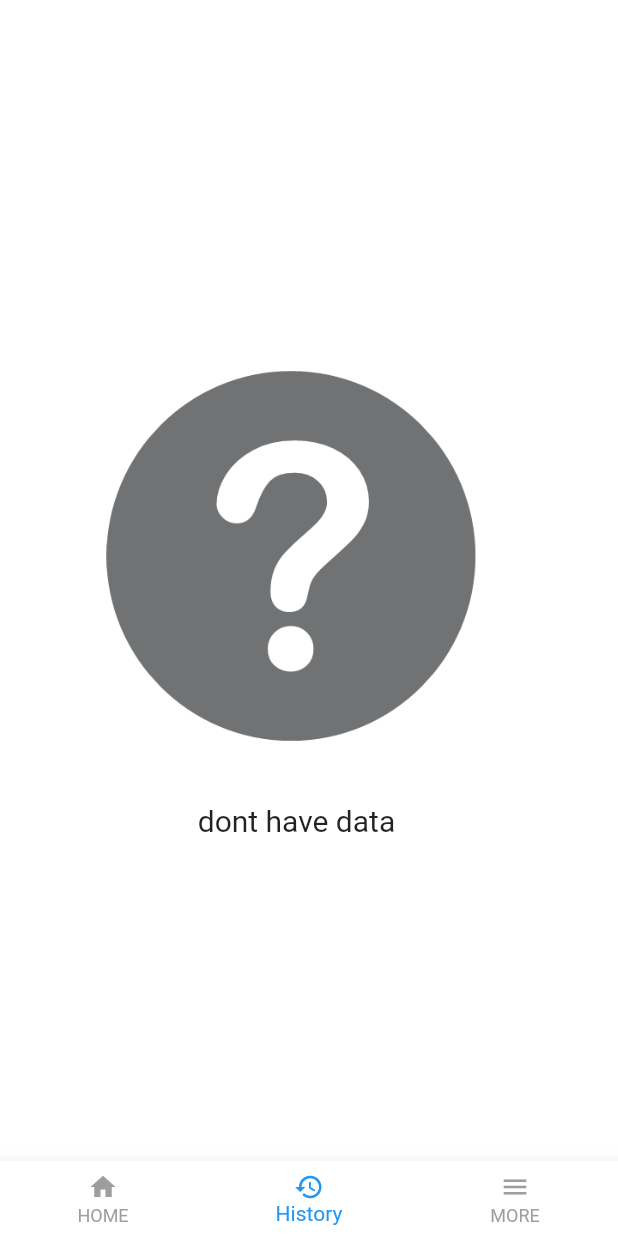
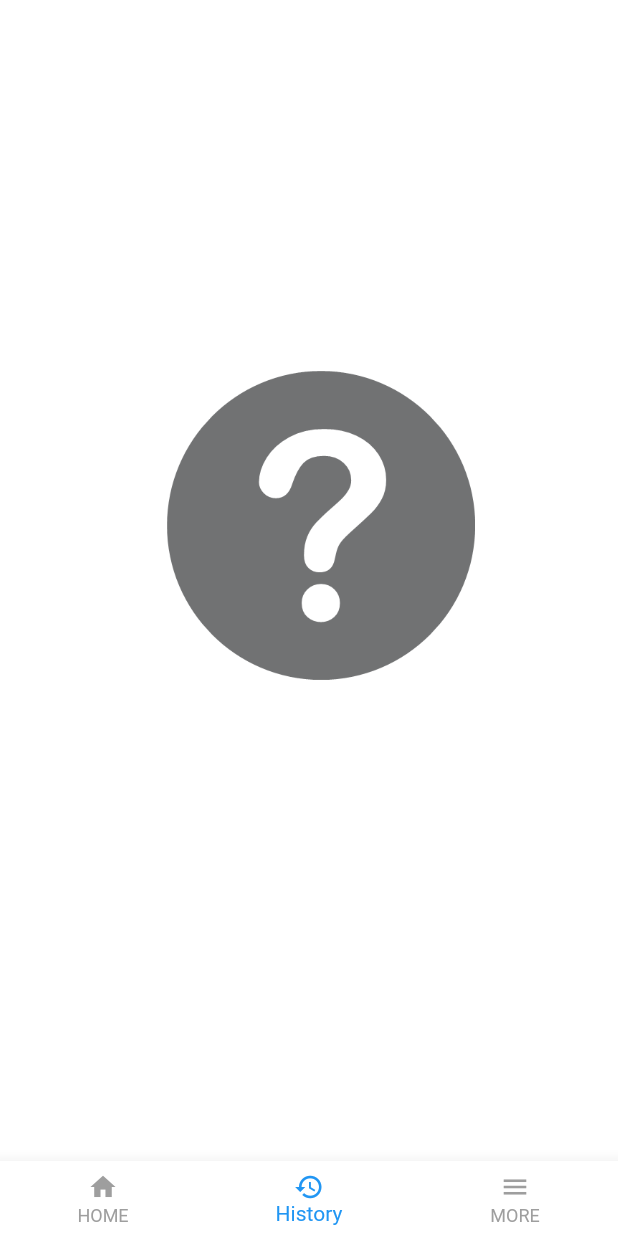
Before and after one commit to friyay93/eye-examination, a Flutter app: the screen it shows once a user with an empty profile is signed in, item 2 of the bottom bar chosen, on a phone screen of 412 x 824 dp. Run offline on Flutter 3.47's test engine with Material 2 defaults, Android fonts, the phone set to English and light mode, and no system bars; our stand-ins replace animated_splash_screen, camera, cloud_firestore, firebase_auth, firebase_core, firebase_storage and 4 more; missing offline and left inert: flutter_launcher_icons; accounts and stored records are empty.

Commit message:
super final commit

```diff
--- a/lib/dry eye/dry_eye_question.dart
+++ b/lib/dry eye/dry_eye_question.dart
@@ -42,6 +42,7 @@ class _DryEyeQuestionState extends State<DryEyeQuestion> {
 
   @override
   Widget build(BuildContext context) {
+    Size size = MediaQuery.of(context).size;
     return Scaffold(
       appBar: AppBar(
         title: const Text(
@@ -69,8 +70,8 @@ class _DryEyeQuestionState extends State<DryEyeQuestion> {
                 child: Text(
                   _questions[_questionIndex]['question'] as String,
                   textAlign: TextAlign.center,
-                  style: const TextStyle(
-                    fontSize: 16.7,
+                  style: TextStyle(
+                    fontSize: size.width * 0.039,
                     color: Colors.black,
                     fontWeight: FontWeight.bold,
                   ),
--- a/lib/instruction.dart
+++ b/lib/instruction.dart
@@ -10,20 +10,11 @@ class Instruction extends StatelessWidget {
         ? Stack(
             children: [
               Positioned(
-                left: 50,
+                left: size.width * 0.27,
                 top: size.height * 0.3,
                 child: Image.asset(
                   "assets/images/unknown.png",
-                  width: size.width * 0.7,
-                  height: size.height * 0.3,
-                ),
-              ),
-              Positioned(
-                left: size.width * 0.32,
-                top: size.height * 0.65,
-                child: const Text(
-                  "dont have data",
-                  style: TextStyle(fontSize: 20),
+                  width: size.width * 0.5,
                 ),
               ),
             ],
@@ -31,9 +22,12 @@ class Instruction extends StatelessWidget {
         : Stack(
             children: [
               Positioned(
-                left: 50,
-                top: 110,
-                child: Image.asset("assets/images/unknown.png"),
+                left: size.width * 0.27,
+                top: size.height * 0.3,
+                child: Image.asset(
+                  "assets/images/unknown.png",
+                  width: size.width * 0.5,
+                ),
               ),
             ],
           );
```
Also changed, not shown: lib/dry eye/dry_blink_test.dart (+2 -5 lines), lib/history.dart (+6 -4 lines), lib/home.dart (+9 -9 lines), lib/main.dart (+7 -1 lines), pubspec.yaml (+7 -0 lines), assets/images/1024.png (added), pubspec.lock, 22 other files.
